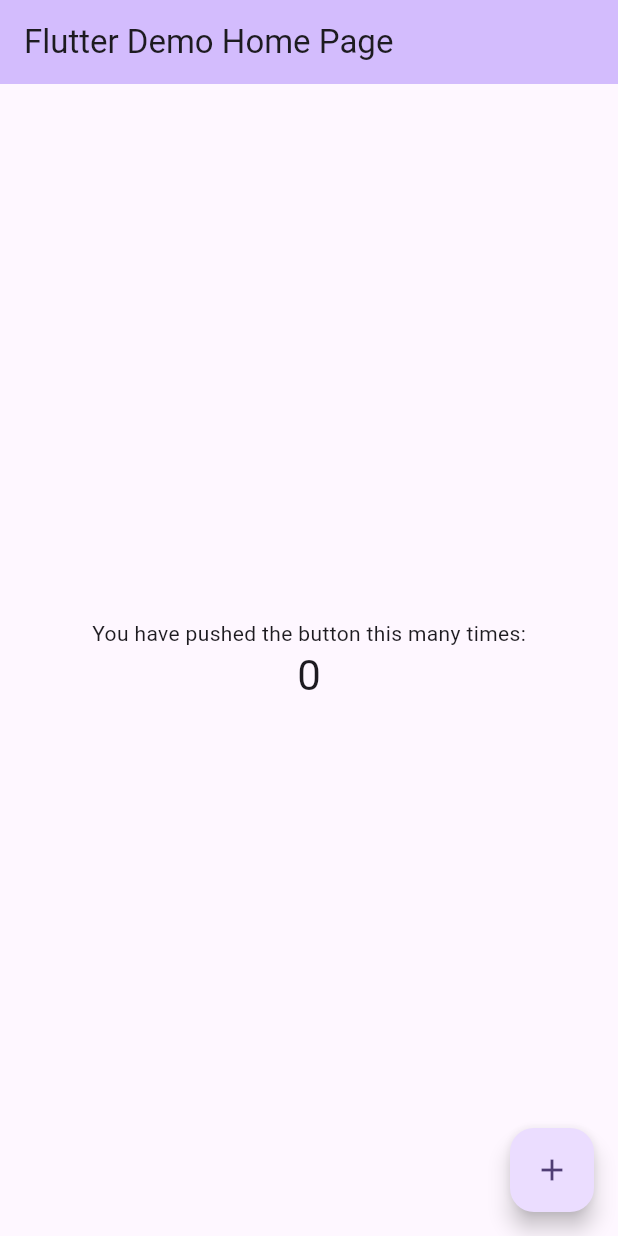
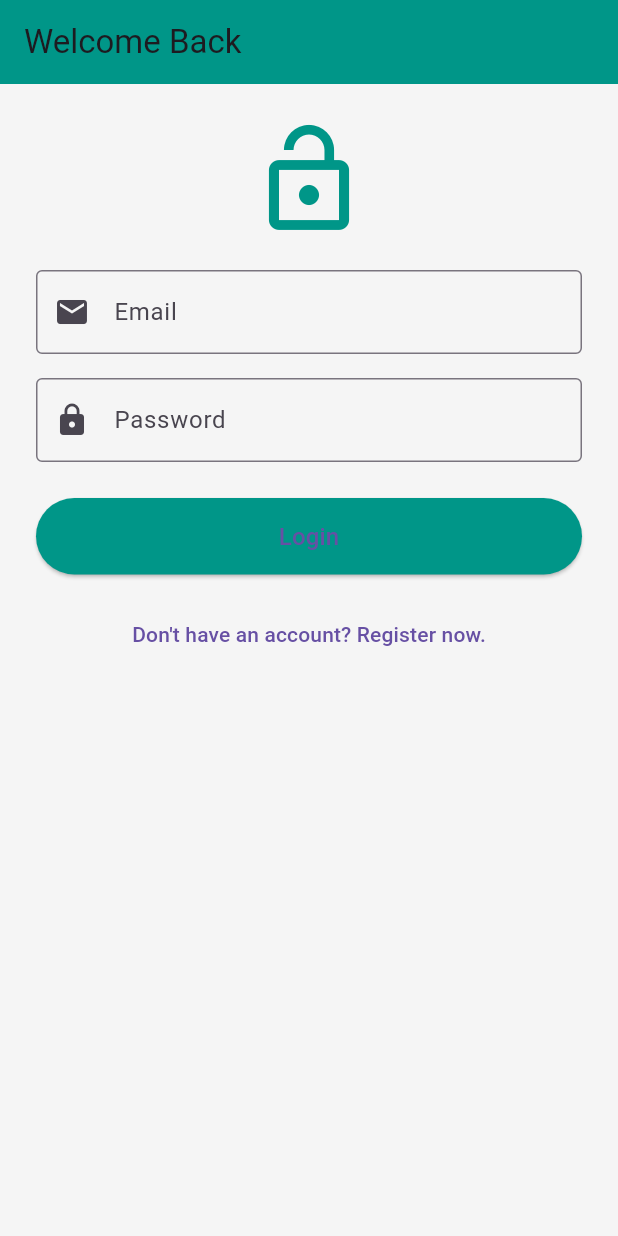
Before and after one commit to kidlocchikapa/loki, a Flutter app: the screen it shows after launch, on a phone screen of 412 x 824 dp. Run offline on Flutter 3.47's test engine with Material 3 defaults, Android fonts, the phone set to English and light mode, and no system bars.

Commit message:
initial trial for forms

```diff
--- a/lib/main.dart
+++ b/lib/main.dart
@@ -1,122 +1,22 @@
 import 'package:flutter/material.dart';
+import 'screens/login_screen.dart';
+import 'screens/register_screen.dart';
 
 void main() {
-  runApp(const MyApp());
+  runApp(MyApp());
 }
 
 class MyApp extends StatelessWidget {
-  const MyApp({super.key});
-
-  // This widget is the root of your application.
   @override
   Widget build(BuildContext context) {
     return MaterialApp(
-      title: 'Flutter Demo',
-      theme: ThemeData(
-        // This is the theme of your application.
-        //
-        // TRY THIS: Try running your application with "flutter run". You'll see
-        // the application has a purple toolbar. Then, without quitting the app,
-        // try changing the seedColor in the colorScheme below to Colors.green
-        // and then invoke "hot reload" (save your changes or press the "hot
-        // reload" button in a Flutter-supported IDE, or press "r" if you used
-        // the command line to start the app).
-        //
-        // Notice that the counter didn't reset back to zero; the application
-        // state is not lost during the reload. To reset the state, use hot
-        // restart instead.
-        //
-        // This works for code too, not just values: Most code changes can be
-        // tested with just a hot reload.
-        colorScheme: ColorScheme.fromSeed(seedColor: Colors.deepPurple),
-      ),
-      home: const MyHomePage(title: 'Flutter Demo Home Page'),
+      title: 'Flutter Auth Demo',
+      debugShowCheckedModeBanner: false,
+      initialRoute: '/login',
+      routes: {
+        '/login': (context) => LoginScreen(),
+        '/register': (context) => RegisterScreen(),
+      },
     );
   }
 }
-
-class MyHomePage extends StatefulWidget {
-  const MyHomePage({super.key, required this.title});
-
-  // This widget is the home page of your application. It is stateful, meaning
-  // that it has a State object (defined below) that contains fields that affect
-  // how it looks.
-
-  // This class is the configuration for the state. It holds the values (in this
-  // case the title) provided by the parent (in this case the App widget) and
-  // used by the build method of the State. Fields in a Widget subclass are
-  // always marked "final".
-
-  final String title;
-
-  @override
-  State<MyHomePage> createState() => _MyHomePageState();
-}
-
-class _MyHomePageState extends State<MyHomePage> {
-  int _counter = 0;
-
-  void _incrementCounter() {
-    setState(() {
-      // This call to setState tells the Flutter framework that something has
-      // changed in this State, which causes it to rerun the build method below
-      // so that the display can reflect the updated values. If we changed
-      // _counter without calling setState(), then the build method would not be
-      // called again, and so nothing would appear to happen.
-      _counter++;
-    });
-  }
-
-  @override
-  Widget build(BuildContext context) {
-    // This method is rerun every time setState is called, for instance as done
-    // by the _incrementCounter method above.
-    //
-    // The Flutter framework has been optimized to make rerunning build methods
-    // fast, so that you can just rebuild anything that needs updating rather
-    // than having to individually change instances of widgets.
-    return Scaffold(
-      appBar: AppBar(
-        // TRY THIS: Try changing the color here to a specific color (to
-        // Colors.amber, perhaps?) and trigger a hot reload to see the AppBar
-        // change color while the other colors stay the same.
-        backgroundColor: Theme.of(context).colorScheme.inversePrimary,
-        // Here we take the value from the MyHomePage object that was created by
-        // the App.build method, and use it to set our appbar title.
-        title: Text(widget.title),
-      ),
-      body: Center(
-        // Center is a layout widget. It takes a single child and positions it
-        // in the middle of the parent.
-        child: Column(
-          // Column is also a layout widget. It takes a list of children and
-          // arranges them vertically. By default, it sizes itself to fit its
-          // children horizontally, and tries to be as tall as its parent.
-          //
-          // Column has various properties to control how it sizes itself and
-          // how it positions its children. Here we use mainAxisAlignment to
-          // center the children vertically; the main axis here is the vertical
-          // axis because Columns are vertical (the cross axis would be
-          // horizontal).
-          //
-          // TRY THIS: Invoke "debug painting" (choose the "Toggle Debug Paint"
-          // action in the IDE, or press "p" in the console), to see the
-          // wireframe for each widget.
-          mainAxisAlignment: MainAxisAlignment.center,
-          children: <Widget>[
-            const Text('You have pushed the button this many times:'),
-            Text(
-              '$_counter',
-              style: Theme.of(context).textTheme.headlineMedium,
-            ),
-          ],
-        ),
-      ),
-      floatingActionButton: FloatingActionButton(
-        onPressed: _incrementCounter,
-        tooltip: 'Increment',
-        child: const Icon(Icons.add),
-      ), // This trailing comma makes auto-formatting nicer for build methods.
-    );
-  }
-}
--- /dev/null
+++ b/lib/screens/login_screen.dart
@@ -0,0 +1,84 @@
+import 'package:flutter/material.dart';
+
+class LoginScreen extends StatefulWidget {
+  @override
+  _LoginScreenState createState() => _LoginScreenState();
+}
+
+class _LoginScreenState extends State<LoginScreen> {
+  final _formKey = GlobalKey<FormState>();
+  final _emailController = TextEditingController();
+  final _passwordController = TextEditingController();
+
+  void _loginUser() {
+    if (_formKey.currentState!.validate()) {
+      print('Logged in as: ${_emailController.text}');
+    }
+  }
+
+  @override
+  Widget build(BuildContext context) {
+    return Scaffold(
+      backgroundColor: Colors.grey[100],
+      appBar: AppBar(
+        title: Text("Welcome Back"),
+        backgroundColor: Colors.teal,
+        elevation: 0,
+      ),
+      body: SingleChildScrollView(
+        padding: const EdgeInsets.all(24.0),
+        child: Column(
+          children: [
+            Icon(Icons.lock_open, size: 80, color: Colors.teal),
+            SizedBox(height: 20),
+            Form(
+              key: _formKey,
+              child: Column(children: [
+                TextFormField(
+                  controller: _emailController,
+                  decoration: InputDecoration(
+                    labelText: "Email",
+                    prefixIcon: Icon(Icons.email),
+                    border: OutlineInputBorder(),
+                  ),
+                  validator: (value) =>
+                      value!.isEmpty ? "Please enter your email" : null,
+                ),
+                SizedBox(height: 16),
+                TextFormField(
+                  controller: _passwordController,
+                  decoration: InputDecoration(
+                    labelText: "Password",
+                    prefixIcon: Icon(Icons.lock),
+                    border: OutlineInputBorder(),
+                  ),
+                  obscureText: true,
+                  validator: (value) =>
+                      value!.isEmpty ? "Please enter your password" : null,
+                ),
+                SizedBox(height: 24),
+                SizedBox(
+                  width: double.infinity,
+                  child: ElevatedButton(
+                    onPressed: _loginUser,
+                    style: ElevatedButton.styleFrom(
+                        backgroundColor: Colors.teal,
+                        padding: EdgeInsets.symmetric(vertical: 14)),
+                    child: Text("Login", style: TextStyle(fontSize: 16)),
+                  ),
+                ),
+                SizedBox(height: 16),
+                TextButton(
+                  onPressed: () {
+                    Navigator.pushNamed(context, '/register');
+                  },
+                  child: Text("Don't have an account? Register now."),
+                )
+              ]),
+            ),
+          ],
+        ),
+      ),
+    );
+  }
+}
```
Also changed, not shown: lib/screens/register_screen.dart (added, +98 -0 lines), lib/services/auth_service.dart (added), lib/widgets/custom_text_field.dart (added).
